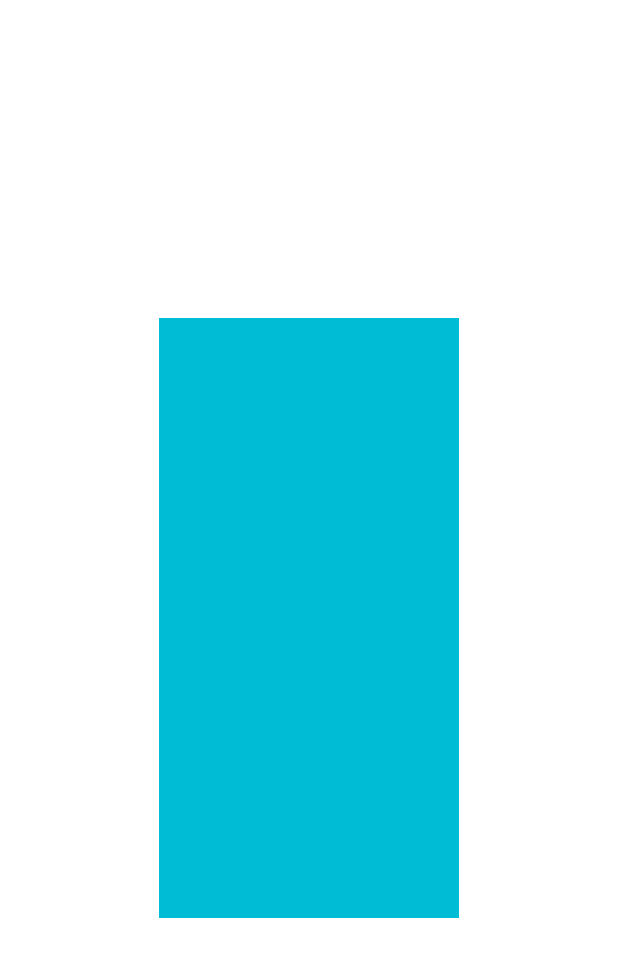
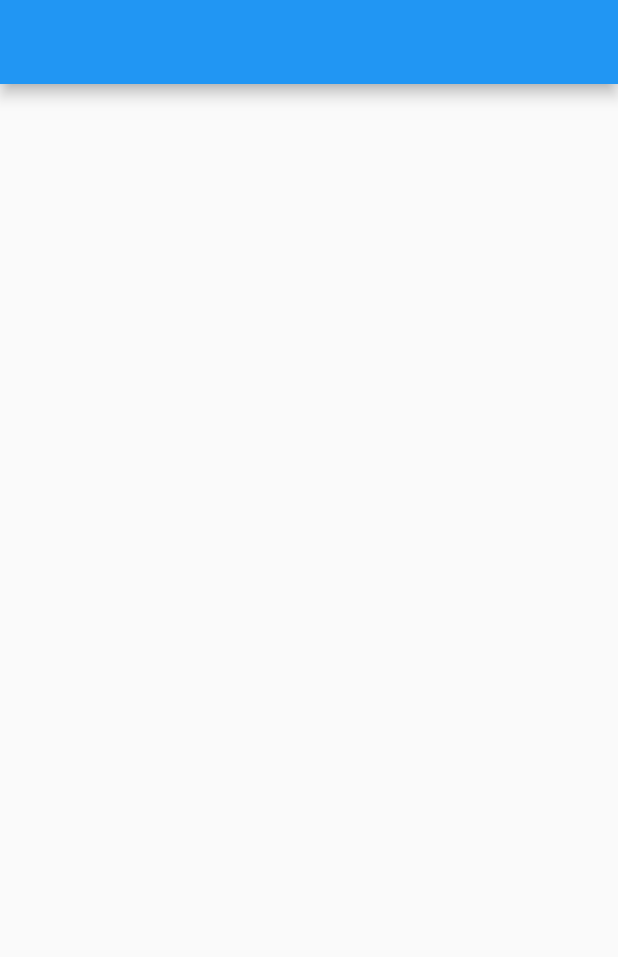
Before and after one commit to jinsumin/ContactApp, a Flutter app: the screen it shows after launch, on a phone screen of 412 x 824 dp. Shown: the top 957 px of the screen. Run offline on Flutter 3.47's test engine with Material 2 defaults, Android fonts, the phone set to English and light mode, and no system bars.

Commit message:
Scaffold : appBar, body, bottomNav

```diff
--- a/lib/main.dart
+++ b/lib/main.dart
@@ -10,8 +10,10 @@ class MyApp extends StatelessWidget {
   @override
   Widget build(BuildContext context) {
     return MaterialApp(
-      home: Center(
-        child: Container(width: 200, height: 400, color: Colors.cyan),
+      home: Scaffold(
+        appBar: AppBar(),
+        body: Container(),
+        bottomNavigationBar: BottomAppBar(),
       )
     );
   }
```
